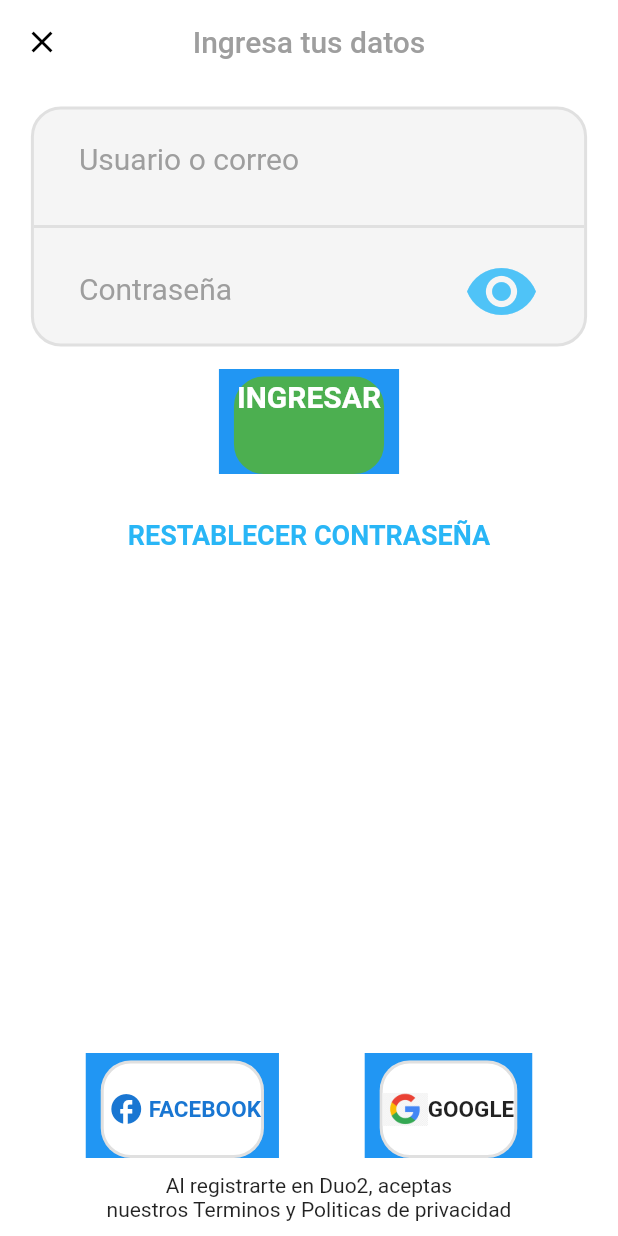
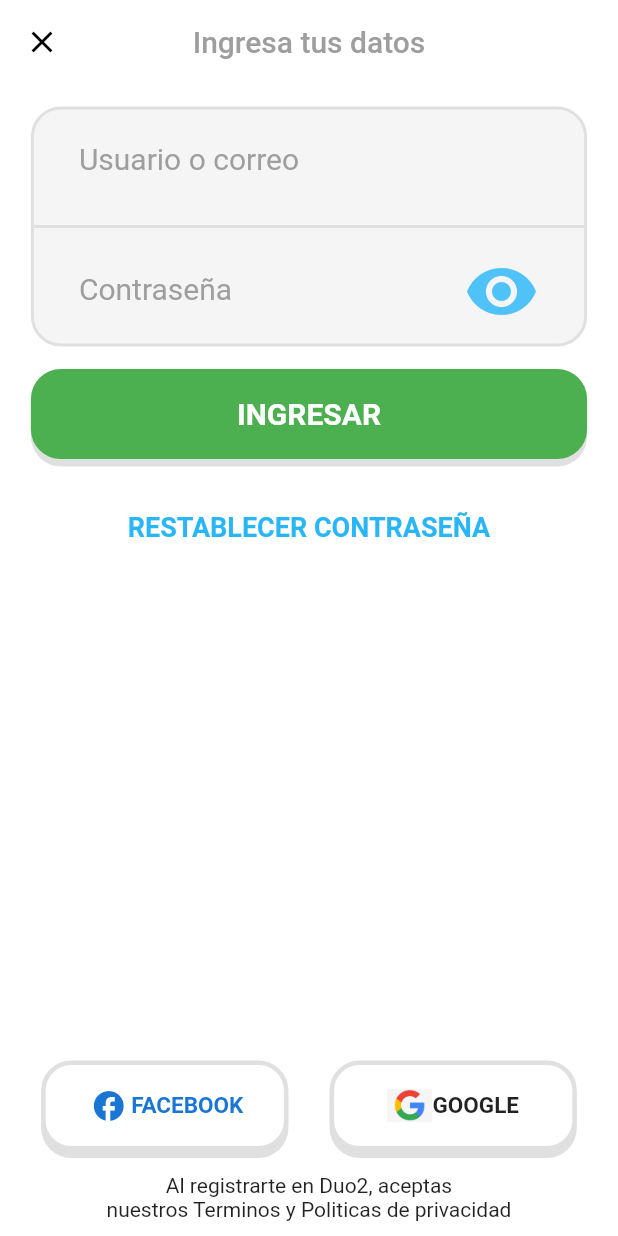
Before and after one commit to PACOdergod/duo2, a Flutter app: the AuthPage screen opened by its route, after a tap on "YA TENGO CUENTA", on a phone screen of 412 x 824 dp. Run offline on Flutter 3.47's test engine with Material 2 defaults, Android fonts, the phone set to English and light mode, and no system bars; our stand-ins replace get.

Commit message:
parece que el boton ya quedo pero habra que refactorizarlo

```diff
--- a/lib/src/pages/final_page.dart
+++ b/lib/src/pages/final_page.dart
@@ -23,6 +23,7 @@ class FinalPage extends StatelessWidget {
           ),
           Text(idModule),
           PrincipalButton(
+            ancho: MediaQuery.of(context).size.width*.9,
             text: "Continuar",
             onTap: (){
               Navigator.of(context).pushNamed('home');
--- a/lib/src/pages/section_response.dart
+++ b/lib/src/pages/section_response.dart
@@ -148,10 +148,10 @@ class _SectionResponseState extends State<SectionResponse> {
           ),
 
 
-          // Positioned(
-          //   bottom: 10,
-          //   child: _comprobar(context)
-          // )
+          Positioned(
+            bottom: 10,
+            child: _comprobar(context)
+          )
         ]
       ),
     );
@@ -175,19 +175,16 @@ class _SectionResponseState extends State<SectionResponse> {
 }
 
 Widget _option(String text) {
-  return PrincipalButton(
-    color: Colors.white,
-    borderColor: Colors.black12,
-    textColor: Colors.black,
-    text: text,
-    autoajustar: true,
+  return Container(
+    margin: EdgeInsets.all(5),
+    child: PrincipalButton(
+      color: Colors.white,
+      borderColor: Colors.black12,
+      textColor: Colors.black,
+      text: text,
+    ),
   );
 
-  // return Container(
-  //   child: Text(text),
-  //   color: Colors.blue,
-  //   padding: EdgeInsets.all(10),
-  // );
 }
 
 class Singleton {
--- a/lib/src/widgets/principal_button.dart
+++ b/lib/src/widgets/principal_button.dart
@@ -13,7 +13,7 @@ class PrincipalButton extends StatefulWidget {
   final double elevation;
   final Color borderColor;
   final FontWeight textWeight;
-  final bool autoajustar;
+  final double? paddingh;
 
   PrincipalButton({
     this.text,
@@ -26,7 +26,7 @@ class PrincipalButton extends StatefulWidget {
     this.elevation = 5,
     this.borderColor = Colors.green,
     this.textWeight = FontWeight.bold,
-    this.autoajustar = false
+    this.paddingh = 10
   });
 
   @override
@@ -47,68 +47,60 @@ class _PrincipalButtonState extends State<PrincipalButton> {
 
 
       child: Container(
-        height: 70,
-        color: Colors.blue,
+        height: 65,
+        width: widget.ancho,
+        // alignment: Alignment.center,
 
-        padding: EdgeInsets.symmetric(horizontal: 10),
+        child: presionado ? _secundario() : _principal(),
 
-        child: _principal(widget.elevation)
-        // Container(
-    //   child: tituloButton(),
-    //   height: 60,
-    //   margin: EdgeInsets.only(
-    //     top: widget.elevation,
-    //   ),
-
-    //   decoration: BoxDecoration(
-    //     border: Border.all(color: widget.borderColor, width: 2),
-    //     borderRadius: BorderRadius.circular(20),
-    //     color: widget.color,
-    //   ),
-    // ),
-        // Stack(
-
-        //   children: [
-
-        //     presionado ? _principal(widget.elevation) : _sombra(),
-
-        //     presionado
-        //       ? Opacity(
-        //         opacity: 0,
-        //         child: _principal(0))
-        //       : _principal(0),
-
-        //   ],
-        // ),
       ),
 
     );
   }
 
-  Container _principal(double marginTop) {
+  //TODO: refactorizar la pagina
+
+  Container _principal() {
     return Container(
-      child: tituloButton(),
-      height: 60,
-      margin: EdgeInsets.only(
-        top: marginTop,
+      child: Column(
+        mainAxisAlignment: MainAxisAlignment.center,
+        children: [
+          tituloButton(),
+        ],
       ),
+      margin: EdgeInsets.only(bottom: widget.elevation),
+      padding: EdgeInsets.symmetric(horizontal: 10),
+
+      decoration: BoxDecoration(
+        border: Border.all(color: widget.borderColor, width: 3),
+        borderRadius: BorderRadius.circular(20),
+        color: widget.color,
+        boxShadow: [
+          BoxShadow(
+            offset: Offset(0,widget.elevation),
+            color: Colors.black12),
+        ]
+      ),
+    );
+  }
+
+  Container _secundario() {
+    return Container(
+      child: Column(
+        mainAxisAlignment: MainAxisAlignment.center,
+        children: [
+          tituloButton(),
+        ],
+      ),
+      margin: EdgeInsets.only(top: widget.elevation),
+      padding: EdgeInsets.symmetric(horizontal: 10),
+
 
       decoration: BoxDecoration(
         border: Border.all(color: widget.borderColor, width: 2),
         borderRadius: BorderRadius.circular(20),
         color: widget.color,
-      ),
-    );
-  }
 
-  Container _sombra() {
-    return Container(
-      height: 60,
-      margin: EdgeInsets.only( top: widget.elevation,),
-
-      decoration: BoxDecoration(
-        borderRadius: BorderRadius.circular(20),
-        color: Colors.black12,
       ),
     );
   }
@@ -130,13 +122,12 @@ class _PrincipalButtonState extends State<PrincipalButton> {
       );
   }
 
-  Text texto() {
-    return Text( widget.text??"LOGIN",
+  Text texto()=> Text( widget.text??"LOGIN",
     style: TextStyle(
       fontSize: this.widget.textSize,
       color: widget.textColor??Colors.white,
       fontWeight: this.widget.textWeight
     ),
   );
+
 }
-}
```
Lines whose indentation alone changed are shown as unchanged.
